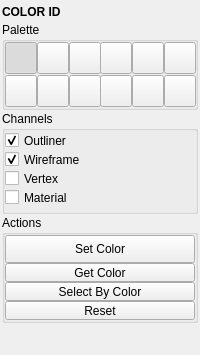
m3trik/mayatk, file mayatk/display_utils/color_id.ui: the form before one commit.
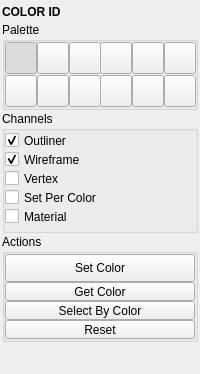
The form after the commit. Custom widgets are drawn as their Qt base class.

The edit to the form file:
```diff
--- a/mayatk/display_utils/color_id.ui
+++ b/mayatk/display_utils/color_id.ui
@@ -528,6 +528,37 @@
            </property>
           </widget>
          </item>
+         <item>
+          <widget class="QCheckBox" name="chk016">
+           <property name="minimumSize">
+            <size>
+             <width>0</width>
+             <height>19</height>
+            </size>
+           </property>
+           <property name="maximumSize">
+            <size>
+             <width>16777215</width>
+             <height>19</height>
+            </size>
+           </property>
+           <property name="toolTip">
+            <string>Also group each color's objects into a container named ID_&lt;HEX&gt; — an objectSet in Maya, a color-tagged collection in Blender. A grouping aid, independent of the color channels above.</string>
+           </property>
+           <property name="layoutDirection">
+            <enum>Qt::LeftToRight</enum>
+           </property>
+           <property name="text">
+            <string>Set Per Color</string>
+           </property>
+           <property name="checkable">
+            <bool>true</bool>
+           </property>
+           <property name="checked">
+            <bool>false</bool>
+           </property>
+          </widget>
+         </item>
          <item>
           <widget class="QCheckBox" name="chk014">
            <property name="minimumSize">
```
